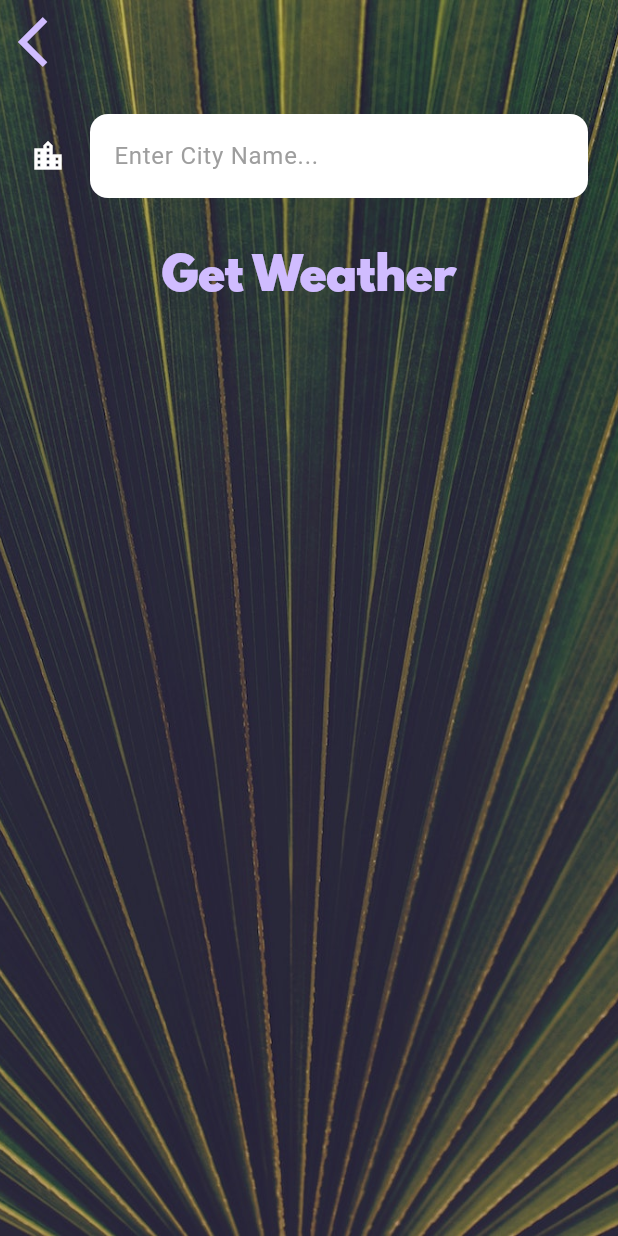
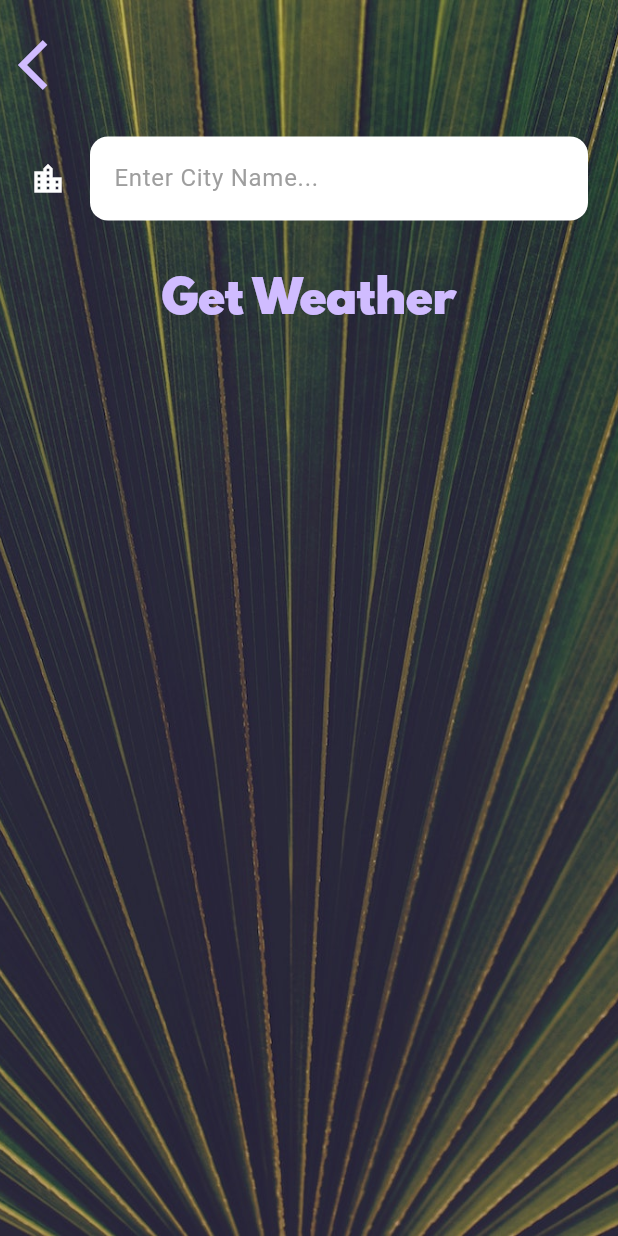
Before and after one commit to Riz-7595/clima-flutter, a Flutter app: the LocationScreen screen opened directly with empty values, after a tap on the "location city" icon, on a phone screen of 412 x 824 dp. Run offline on Flutter 3.47's test engine with Material 3 defaults, Android fonts, the phone set to English and light mode, and no system bars; our stand-ins replace flutter_spinkit, geolocator; statements that could not run were skipped.

Commit message:
removed debug banner

```diff
--- a/lib/main.dart
+++ b/lib/main.dart
@@ -11,6 +11,7 @@ class MyApp extends StatelessWidget {
     return MaterialApp(
       theme: ThemeData.dark(),
       home: const LoadingScreen(),
+      debugShowCheckedModeBanner: false,
     );
   }
 }
--- a/lib/screens/city_screen.dart
+++ b/lib/screens/city_screen.dart
@@ -23,6 +23,8 @@ class _CityScreenState extends State<CityScreen> {
         ),
         constraints: const BoxConstraints.expand(),
         child: SafeArea(
+          child: Container(
+            padding: EdgeInsets.only(top: 15),
             child: Column(
               children: <Widget>[
                 Align(
@@ -68,6 +70,7 @@ class _CityScreenState extends State<CityScreen> {
             ),
           ),
         ),
+      ),
     );
   }
 }
--- a/lib/screens/location_screen.dart
+++ b/lib/screens/location_screen.dart
@@ -42,6 +42,7 @@ class _LocationScreenState extends State<LocationScreen> {
   Widget build(BuildContext context) {
     return Scaffold(
       body: Container(
+        padding: EdgeInsets.only(top: 15),
         decoration: BoxDecoration(
           image: DecorationImage(
             image: const AssetImage('images/location_background.jpg'),
```
Lines whose indentation alone changed are shown as unchanged.
